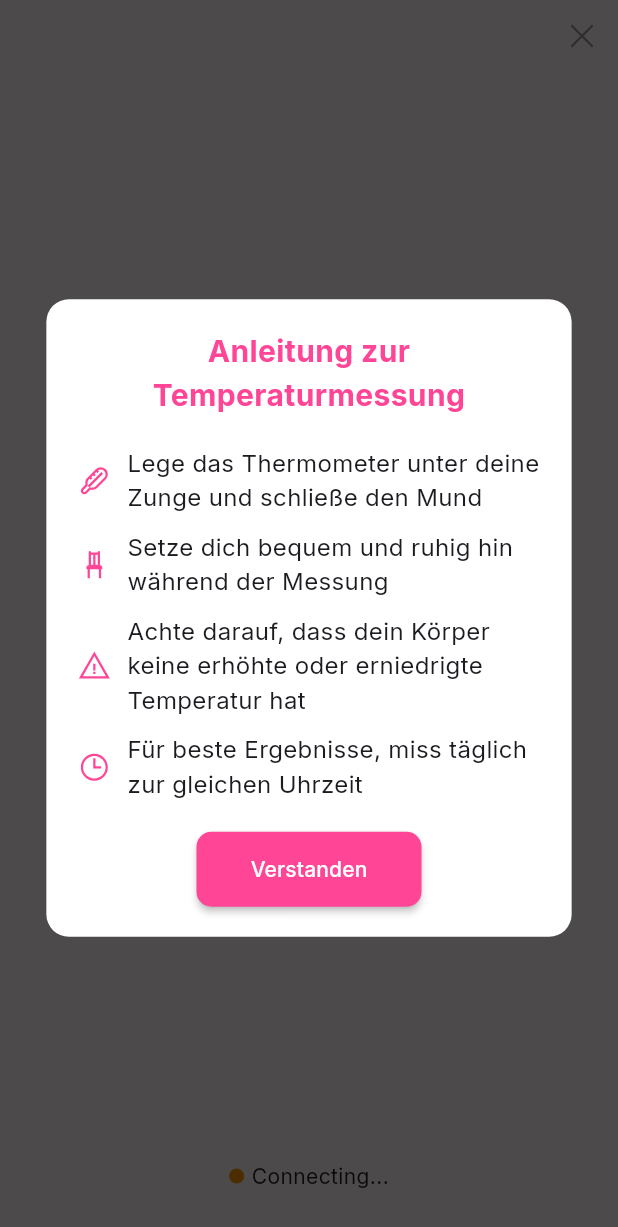
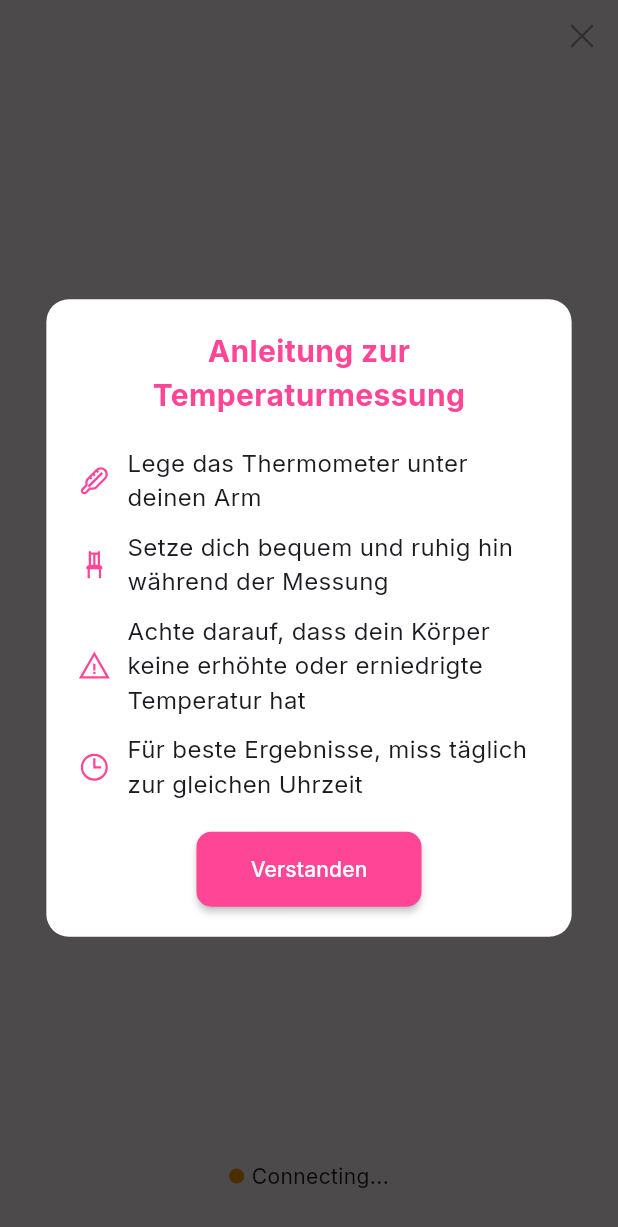
Before and after one commit to capemsx/ovulize, a Flutter app: the MeasurePage screen opened directly, on a phone screen of 412 x 824 dp. Shown: the top 1227 px of the screen. Run offline on Flutter 3.47's test engine with Material 3 defaults, Android fonts, the light colour scheme and no system bars; drawn by our look-alikes of carousel_slider; our stand-ins replace animated_text_kit, fl_chart, flutter_blue_plus, flutter_secure_storage, google_fonts, line_icons and 6 more; missing offline and left inert: encrypt, ml_algo, ml_dataframe, paged_vertical_calendar; accounts and stored records are empty; statements that could not run were skipped.

Commit message:
updated instructions

```diff
--- a/lib/frontend/pages/sub/measure.dart
+++ b/lib/frontend/pages/sub/measure.dart
@@ -354,7 +354,7 @@ class MeasurePageState extends State<MeasurePage> {
             SizedBox(height: 20),
             buildTutorialStep(
               icon: LineIcons.thermometer,
-              text: "Lege das Thermometer unter deine Zunge und schließe den Mund"
+              text: "Lege das Thermometer unter deinen Arm"
             ),
             SizedBox(height: 10),
             buildTutorialStep(
```
